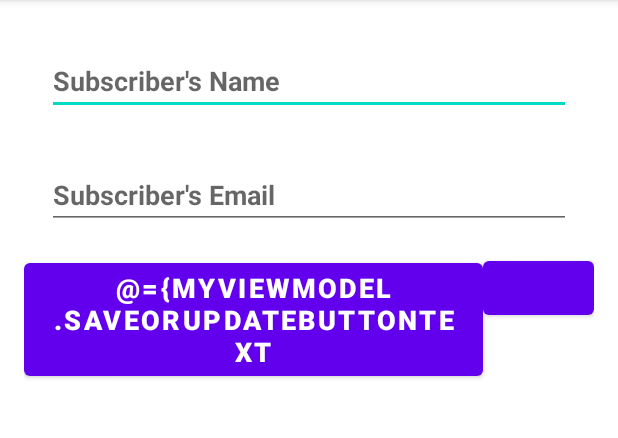
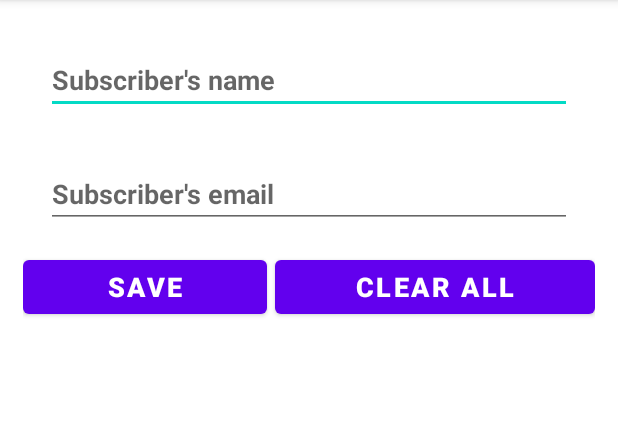
Before and after one commit to AndreaBonatti/MVVM_CRUD_tutorial, an Android app: the screen it shows after launch (MainActivity), on a phone screen of 412 x 824 dp, the part 84-522 px from its top. Run offline under Robolectric (Android 15) with nearby library versions, the phone set to English and light mode, and no system bars; our stand-ins replace Room's generated code, data binding.

Commit message:
Implementation of MainActivity functions --> The app not work

```diff
--- a/app/src/main/java/com/example/mvvmcrudtutorial/MainActivity.kt
+++ b/app/src/main/java/com/example/mvvmcrudtutorial/MainActivity.kt
@@ -2,10 +2,33 @@ package com.example.mvvmcrudtutorial
 
 import androidx.appcompat.app.AppCompatActivity
 import android.os.Bundle
+import android.util.Log
+import androidx.databinding.DataBindingUtil
+import androidx.lifecycle.Observer
+import androidx.lifecycle.ViewModelProvider
+import com.example.mvvmcrudtutorial.databinding.ActivityMainBinding
+import com.example.mvvmcrudtutorial.db.SubscriberDatabase
+import com.example.mvvmcrudtutorial.db.SubscriberRepository
 
 class MainActivity : AppCompatActivity() {
+    private lateinit var binding: ActivityMainBinding
+    private lateinit var subscriberViewModel: SubscriberViewModel
+
     override fun onCreate(savedInstanceState: Bundle?) {
         super.onCreate(savedInstanceState)
-        setContentView(R.layout.activity_main)
+        binding = DataBindingUtil.setContentView(this, R.layout.activity_main)
+        val dao = SubscriberDatabase.getInstance(application).subscriberDAO
+        val repository = SubscriberRepository(dao)
+        val factory = SubscriberViewModelFactory(repository)
+        subscriberViewModel = ViewModelProvider(this, factory).get(SubscriberViewModel::class.java)
+        binding.myViewModel = subscriberViewModel
+        binding.lifecycleOwner = this
+        displaySubscriberList()
+    }
+
+    private fun displaySubscriberList(){
+        subscriberViewModel.subscribers.observe(this, Observer {
+            Log.i("MainActivity", it.toString())
+        })
     }
 }
--- a/app/src/main/java/com/example/mvvmcrudtutorial/SubscriberViewModel.kt
+++ b/app/src/main/java/com/example/mvvmcrudtutorial/SubscriberViewModel.kt
@@ -1,6 +1,7 @@
 package com.example.mvvmcrudtutorial
 
 import androidx.databinding.Bindable
+import androidx.databinding.Observable
 import androidx.lifecycle.MutableLiveData
 import androidx.lifecycle.ViewModel
 import androidx.lifecycle.viewModelScope
@@ -9,7 +10,7 @@ import com.example.mvvmcrudtutorial.db.SubscriberRepository
 import kotlinx.coroutines.Job
 import kotlinx.coroutines.launch
 
-class SubscriberViewModel(private val repository: SubscriberRepository) : ViewModel() {
+class SubscriberViewModel(private val repository: SubscriberRepository) : ViewModel(), Observable {
 
     val subscribers = repository.subscribers
 
@@ -64,4 +65,8 @@ class SubscriberViewModel(private val repository: SubscriberRepository) : ViewMo
     fun clearAll(): Job = viewModelScope.launch {
         repository.deleteAll()
     }
+
+    override fun addOnPropertyChangedCallback(callback: Observable.OnPropertyChangedCallback?) {}
+
+    override fun removeOnPropertyChangedCallback(callback: Observable.OnPropertyChangedCallback?) {}
 }
--- a/app/src/main/java/com/example/mvvmcrudtutorial/db/SubscriberDatabase.kt
+++ b/app/src/main/java/com/example/mvvmcrudtutorial/db/SubscriberDatabase.kt
@@ -5,7 +5,7 @@ import androidx.room.Database
 import androidx.room.Room
 import androidx.room.RoomDatabase
 
-@Database(entities = [Subscriber::class], version = 1)
+@Database(entities = [Subscriber::class], version = 1, exportSchema = false)
 abstract class SubscriberDatabase : RoomDatabase() {
 
     abstract val subscriberDAO: SubscriberDAO
--- a/app/src/main/res/layout/activity_main.xml
+++ b/app/src/main/res/layout/activity_main.xml
@@ -1,16 +1,16 @@
 <?xml version="1.0" encoding="utf-8"?>
 <layout xmlns:android="http://schemas.android.com/apk/res/android"
-    xmlns:app="http://schemas.android.com/apk/res-auto"
     xmlns:tools="http://schemas.android.com/tools">
     <data>
         <variable
             name="myViewModel"
             type="com.example.mvvmcrudtutorial.SubscriberViewModel" />
     </data>
+
     <LinearLayout
         android:layout_width="match_parent"
         android:layout_height="match_parent"
-        android:layout_margin="16dp"
+        android:layout_margin="15dp"
         android:orientation="vertical"
         tools:context=".MainActivity">
 
@@ -21,9 +21,9 @@
             android:layout_margin="15dp"
             android:layout_marginBottom="5dp"
             android:ems="10"
+            android:hint="Subscriber's name"
+            android:inputType="textPersonName"
             android:text="@={myViewModel.inputName}"
-            android:hint="Subscriber's Name"
-            android:inputType="textPersonName"
             android:textStyle="bold" />
 
         <EditText
@@ -34,9 +34,9 @@
             android:layout_marginTop="5dp"
             android:layout_marginBottom="5dp"
             android:ems="10"
+            android:hint="Subscriber's email"
+            android:inputType="textPersonName"
             android:text="@={myViewModel.inputEmail}"
-            android:hint="Subscriber's Email"
-            android:inputType="textEmailAddress"
             android:textStyle="bold" />
 
         <LinearLayout
@@ -49,8 +49,8 @@
                 android:layout_width="wrap_content"
                 android:layout_height="wrap_content"
                 android:layout_weight="1"
-                android:text="@={myViewModel.saveOrUpdateButtonText"
-                android:onClick="@={() -> myViewModel.saveOrUpdate()}"
+                android:onClick="@{()->myViewModel.saveOrUpdate()}"
+                android:text="@={myViewModel.saveOrUpdateButtonText}"
                 android:textSize="18sp"
                 android:textStyle="bold" />
 
@@ -58,15 +58,16 @@
                 android:id="@+id/clear_all_or_delete_button"
                 android:layout_width="wrap_content"
                 android:layout_height="wrap_content"
+                android:layout_marginStart="5dp"
                 android:layout_weight="1"
+                android:onClick="@{() -> myViewModel.clearAllOrDelete()}"
                 android:text="@={myViewModel.clearAllOrDeleteButtonText}"
-                android:onClick="@={() -> myViewModel.clearAllOrDelete()}"
                 android:textSize="18sp"
                 android:textStyle="bold" />
         </LinearLayout>
 
         <androidx.recyclerview.widget.RecyclerView
-            android:id="@+id/subscriver_recyclerView"
+            android:id="@+id/subscriber_recyclerView"
             android:layout_width="match_parent"
             android:layout_height="wrap_content"
             android:layout_margin="5dp" />
```
